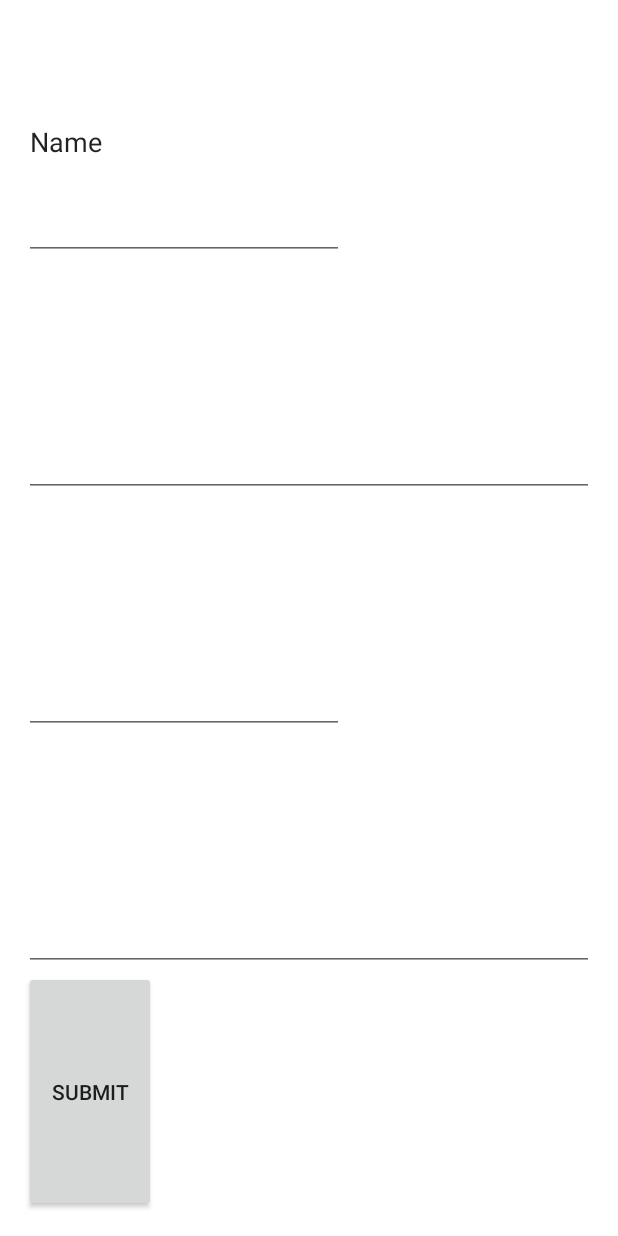
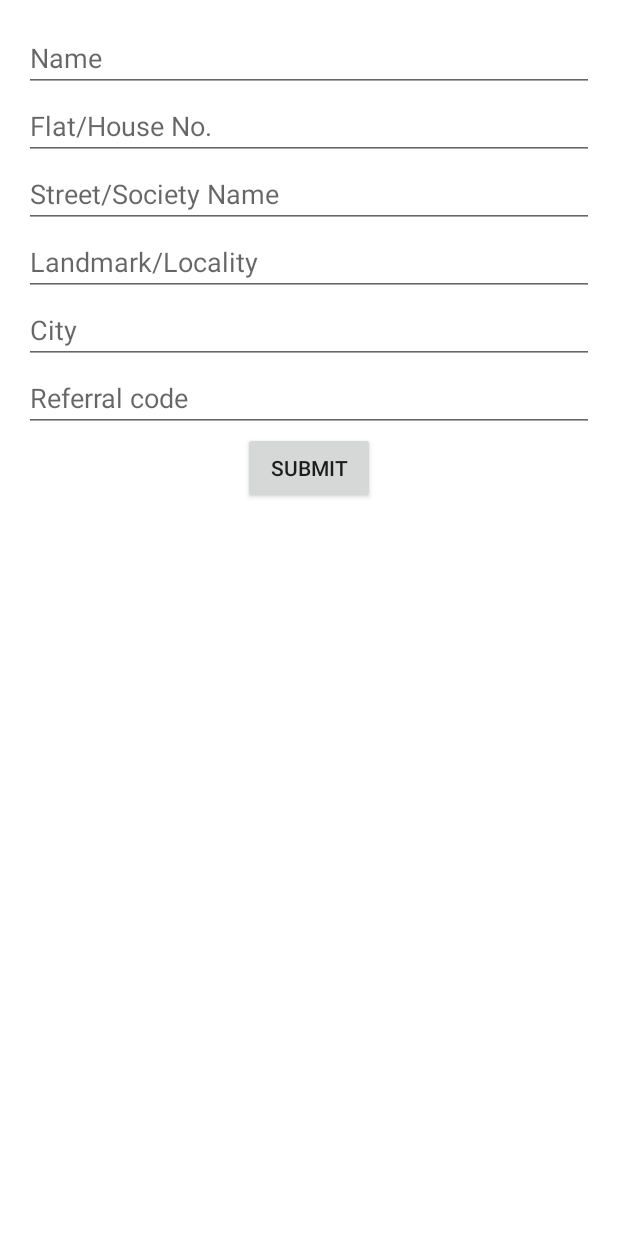
Before and after one commit to teamOSC/dhodu-android, an Android app: the fragment LoginDetailFragment placed in its activity, on a phone screen of 412 x 824 dp. Run offline under Robolectric (Android 15) with nearby library versions, the phone set to English and light mode, and no system bars; libraries missing offline, so code that uses them is left out: com.parse.

Commit message:
login/signup works

```diff
--- a/app/src/main/AndroidManifest.xml
+++ b/app/src/main/AndroidManifest.xml
@@ -26,11 +26,6 @@
         <activity
             android:name=".LoginActivity"
             android:label="@string/title_activity_login" >
-            <intent-filter>
-                <action android:name="android.intent.action.MAIN" />
-
-                <category android:name="android.intent.category.LAUNCHER" />
-            </intent-filter>
         </activity>
 
         <receiver
--- a/app/src/main/java/com/dhodu/android/LoginDetailFragment.java
+++ b/app/src/main/java/com/dhodu/android/LoginDetailFragment.java
@@ -4,14 +4,19 @@ package com.dhodu.android;
 import android.content.Intent;
 import android.os.Bundle;
 import android.support.v4.app.Fragment;
+import android.view.KeyEvent;
 import android.view.LayoutInflater;
 import android.view.View;
 import android.view.ViewGroup;
+import android.view.inputmethod.EditorInfo;
 import android.widget.Button;
+import android.widget.EditText;
+import android.widget.TextView;
+import android.widget.Toast;
 
-import com.parse.LogInCallback;
 import com.parse.ParseException;
 import com.parse.ParseUser;
+import com.parse.SignUpCallback;
 
 
 /**
@@ -19,15 +24,22 @@ import com.parse.ParseUser;
  */
 public class LoginDetailFragment extends Fragment {
 
+    private EditText name;
+    private EditText flat;
+    private EditText street;
+    private EditText locality;
+    private EditText city;
+    private EditText referral;
+
 
     public LoginDetailFragment() {
         // Required empty public constructor
     }
 
-    public static LoginDetailFragment newInstance(String phone) {
+    public static LoginDetailFragment newInstance(String username) {
         LoginDetailFragment f = new LoginDetailFragment();
         Bundle args = new Bundle();
-        args.putString("phone", phone);
+        args.putString("username", username);
         f.setArguments(args);
         return f;
     }
@@ -43,21 +55,53 @@ public class LoginDetailFragment extends Fragment {
     @Override
     public void onViewCreated(View view, Bundle savedInstanceState) {
         super.onViewCreated(view, savedInstanceState);
+        name = (EditText) view.findViewById(R.id.name);
+        flat = (EditText) view.findViewById(R.id.address_flat);
+        street = (EditText) view.findViewById(R.id.address_street);
+        locality = (EditText) view.findViewById(R.id.address_locality);
+        city = (EditText) view.findViewById(R.id.address_city);
+        referral = (EditText) view.findViewById(R.id.referral);
         Button submit = (Button) view.findViewById(R.id.submit);
+
         submit.setOnClickListener(new View.OnClickListener() {
             @Override
             public void onClick(View view) {
-                ParseUser.logInInBackground(getArguments().getString("phone"), "sdd", new LogInCallback() {
-                    @Override
-                    public void done(ParseUser user, ParseException e) {
-                        if (e == null) {
-                            //TODO: set user details
-                            startActivity(new Intent(getActivity(), MainActivity.class));
-                            getActivity().finish();
-                        }
-                    }
-                });
+                signUpUser();
+            }
+        });
+
+        referral.setOnEditorActionListener(new TextView.OnEditorActionListener() {
+            @Override
+            public boolean onEditorAction(TextView textView, int i, KeyEvent keyEvent) {
+                if (i == EditorInfo.IME_ACTION_DONE) {
+                    signUpUser();
+                    return true;
+                }
+                return false;
             }
         });
     }
+
+    private void signUpUser() {
+        ParseUser user = new ParseUser();
+        String username = getArguments().getString("username");
+        user.setUsername(username);
+        user.setPassword(Utils.generatePassword(username));
+
+        user.put("name", name.getText().toString());
+        user.put("address", flat.getText().toString() + "\n" + street.getText().toString() + "\n" +
+                locality.getText().toString() + "\n" + city.getText().toString());
+
+        user.signUpInBackground(new SignUpCallback() {
+            public void done(ParseException e) {
+                if (e == null) {
+                    startActivity(new Intent(getActivity(), MainActivity.class));
+                } else {
+                    Toast.makeText(getActivity(), "Oops! Something went wrong", Toast.LENGTH_SHORT).show();
+                    e.printStackTrace();
+                }
+            }
+        });
+
+    }
 }
--- a/app/src/main/java/com/dhodu/android/LoginFragment.java
+++ b/app/src/main/java/com/dhodu/android/LoginFragment.java
@@ -1,6 +1,7 @@
 package com.dhodu.android;
 
 
+import android.content.Intent;
 import android.content.IntentFilter;
 import android.os.AsyncTask;
 import android.os.Bundle;
@@ -16,6 +17,7 @@ import android.widget.TextView;
 import android.widget.Toast;
 
 import com.parse.FindCallback;
+import com.parse.LogInCallback;
 import com.parse.ParseException;
 import com.parse.ParseObject;
 import com.parse.ParseQuery;
@@ -59,24 +61,20 @@ public class LoginFragment extends Fragment {
         phone.setOnEditorActionListener(new TextView.OnEditorActionListener() {
             @Override
             public boolean onEditorAction(TextView textView, int i, KeyEvent keyEvent) {
-                if (i == EditorInfo.IME_ACTION_SEND) {
-                    ParseQuery<ParseUser> query = ParseUser.getQuery();
-                    query.whereEqualTo("username", phone.getText().toString().trim());
-                    query.findInBackground(new FindCallback<ParseUser>() {
-                        @Override
-                        public void done(List<ParseUser> objects, ParseException e) {
-                            if (e == null) {
-                                if (objects.size() > 0) {
-                                    showPasswordField();
-                                } else {
-                                    showOTPField();
+                if (i == EditorInfo.IME_ACTION_DONE) {
+                    password.setVisibility(View.VISIBLE);
+                    setupOTPListener();
+                    return true;
                 }
-                            } else {
-                                e.printStackTrace();
-                            }
+                return false;
             }
         });
 
+        password.setOnEditorActionListener(new TextView.OnEditorActionListener() {
+            @Override
+            public boolean onEditorAction(TextView textView, int i, KeyEvent keyEvent) {
+                if (i == EditorInfo.IME_ACTION_DONE) {
+                    verifyOTP(password.getText().toString());
                     return true;
                 }
                 return false;
@@ -84,12 +82,14 @@ public class LoginFragment extends Fragment {
         });
     }
 
-    private void showOTPField() {
-        password.setVisibility(View.VISIBLE);
-        SMSReceiver smsReceiver = new SMSReceiver() {
+    private void setupOTPListener() {
+        SMSReceiver smsReceiver = null;
+        smsReceiver = new SMSReceiver() {
             @Override
             protected void smsReceived(String code) {
                 password.setText(code);
+                verifyOTP(code);
+                getActivity().unregisterReceiver(this);
             }
         };
         IntentFilter intentFilter = new IntentFilter("android.provider.Telephony.SMS_RECEIVED");
@@ -129,40 +129,58 @@ public class LoginFragment extends Fragment {
                 return null;
             }
         }.execute(phone.getText().toString());
+    }
 
-        password.setOnEditorActionListener(new TextView.OnEditorActionListener() {
-            @Override
-            public boolean onEditorAction(TextView textView, int i, KeyEvent keyEvent) {
+    private void verifyOTP(final String code) {
         ParseQuery<ParseObject> query = ParseQuery.getQuery("OTP");
         query.whereEqualTo("username", phone.getText().toString());
         query.findInBackground(new FindCallback<ParseObject>() {
-                    public void done(List<ParseObject> scoreList, ParseException e) {
+            public void done(List<ParseObject> list, ParseException e) {
                 if (e == null) {
+                    if (code.equals(list.get(0).getString("otp"))) {
                         proceed();
+                    } else {
+                        Toast.makeText(getActivity(), "Invalid OTP", Toast.LENGTH_SHORT).show();
+                    }
+                } else {
+                    Toast.makeText(getActivity(), "Oops! Something went wrong", Toast.LENGTH_SHORT).show();
+                    e.printStackTrace();
+                }
+            }
+        });
+    }
+
+    private void proceed() {
+        final String username = phone.getText().toString().trim();
+        ParseQuery<ParseUser> query = ParseUser.getQuery();
+        query.whereEqualTo("username", username);
+        query.findInBackground(new FindCallback<ParseUser>() {
+            @Override
+            public void done(List<ParseUser> objects, ParseException e) {
+                if (e == null) {
+
+                    if (objects.size() > 0) {
+                        ParseUser.logInInBackground(username, Utils.generatePassword(username), new LogInCallback() {
+                            public void done(ParseUser user, ParseException e) {
+                                if (user != null) {
+                                    startActivity(new Intent(getActivity(), MainActivity.class));
+                                    getActivity().finish();
+                                } else {
+                                    Toast.makeText(getActivity(), "Oops! Something went wrong", Toast.LENGTH_SHORT).show();
+                                    e.printStackTrace();
+                                }
+                            }
+                        });
+                    } else {
+                        FragmentTransaction transaction = LoginActivity.fragmentManager.beginTransaction();
+                        LoginDetailFragment loginDetailFragment = LoginDetailFragment.newInstance(username);
+                        transaction.replace(R.id.login_container, loginDetailFragment).commit();
+                    }
                 } else {
                     e.printStackTrace();
                 }
             }
         });
-                return false;
-            }
-        });
 
     }
-
-    private void showPasswordField() {
-        password.setVisibility(View.VISIBLE);
-        password.setOnEditorActionListener(new TextView.OnEditorActionListener() {
-            @Override
-            public boolean onEditorAction(TextView textView, int i, KeyEvent keyEvent) {
-                return false;
 }
-        });
-    }
-
-    private void proceed() {
-        FragmentTransaction transaction = LoginActivity.fragmentManager.beginTransaction();
-        LoginDetailFragment loginDetailFragment = LoginDetailFragment.newInstance(phone.getText().toString());
-        transaction.replace(R.id.login_container, loginDetailFragment).commit();
-    }
-}
--- a/app/src/main/res/layout/fragment_login.xml
+++ b/app/src/main/res/layout/fragment_login.xml
@@ -19,5 +19,6 @@
         android:layout_width="match_parent"
         android:layout_height="wrap_content"
         android:hint="OTP"
+        android:imeOptions="actionDone"
         android:visibility="gone" />
 </LinearLayout>
--- a/app/src/main/res/layout/fragment_login_detail.xml
+++ b/app/src/main/res/layout/fragment_login_detail.xml
@@ -1,47 +1,63 @@
 <LinearLayout xmlns:android="http://schemas.android.com/apk/res/android"
     xmlns:tools="http://schemas.android.com/tools"
     android:layout_width="match_parent"
-    android:layout_height="match_parent"
+    android:layout_height="wrap_content"
     android:orientation="vertical"
     tools:context="com.dhodu.android.LoginDetailFragment">
 
 
     <EditText
         android:id="@+id/name"
-        android:layout_width="wrap_content"
+        android:layout_width="match_parent"
         android:layout_height="wrap_content"
-        android:layout_weight="1"
-        android:ems="10"
-        android:inputType="textPersonName"
-        android:text="Name" />
+        android:hint="Name"
+        android:imeOptions="actionNext"
+        android:inputType="textPersonName" />
 
     <EditText
-        android:id="@+id/email"
+        android:id="@+id/address_flat"
         android:layout_width="match_parent"
         android:layout_height="wrap_content"
-        android:layout_weight="1"
-        android:ems="10"
-        android:inputType="textEmailAddress" />
+        android:hint="Flat/House No."
+        android:imeOptions="actionNext"
+        android:inputType="textPostalAddress" />
 
     <EditText
-        android:id="@+id/address"
-        android:layout_width="wrap_content"
+        android:id="@+id/address_street"
+        android:layout_width="match_parent"
         android:layout_height="wrap_content"
-        android:layout_weight="1"
-        android:ems="10"
+        android:hint="Street/Society Name"
+        android:imeOptions="actionNext"
+        android:inputType="textPostalAddress" />
+
+    <EditText
+        android:id="@+id/address_locality"
+        android:layout_width="match_parent"
+        android:layout_height="wrap_content"
+        android:hint="Landmark/Locality"
+        android:imeOptions="actionNext"
+        android:inputType="textPostalAddress" />
+
+    <EditText
+        android:id="@+id/address_city"
+        android:layout_width="match_parent"
+        android:layout_height="wrap_content"
+        android:hint="City"
+        android:imeOptions="actionNext"
         android:inputType="textPostalAddress" />
 
     <EditText
         android:id="@+id/referral"
         android:layout_width="match_parent"
         android:layout_height="wrap_content"
-        android:layout_weight="1" />
+        android:imeOptions="actionDone"
+        android:hint="Referral code" />
 
     <Button
         android:id="@+id/submit"
         android:layout_width="wrap_content"
         android:layout_height="wrap_content"
-        android:layout_weight="1"
-        android:text="Submit" />
+        android:text="Submit"
+        android:layout_gravity="center_horizontal" />
 
 </LinearLayout>
```
Also changed, not shown: app/src/main/java/com/dhodu/android/MainActivity.java (+7 -6 lines), app/src/main/java/com/dhodu/android/Utils.java (added, +12 -0 lines). Lines whose indentation alone changed are shown as unchanged.
